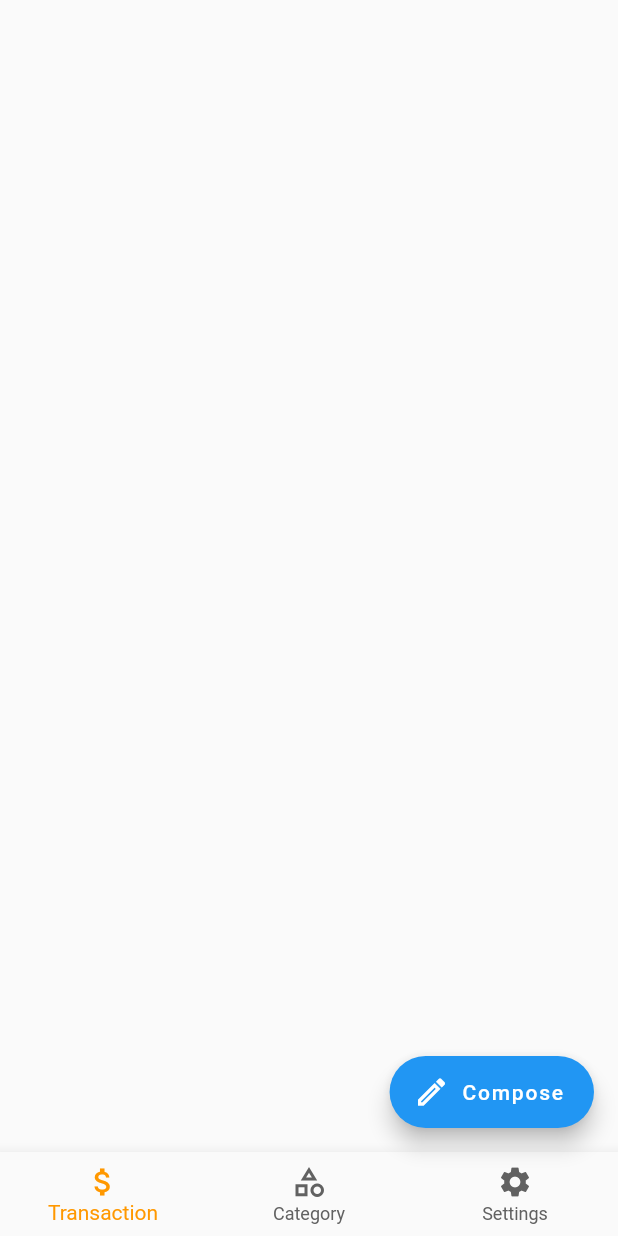
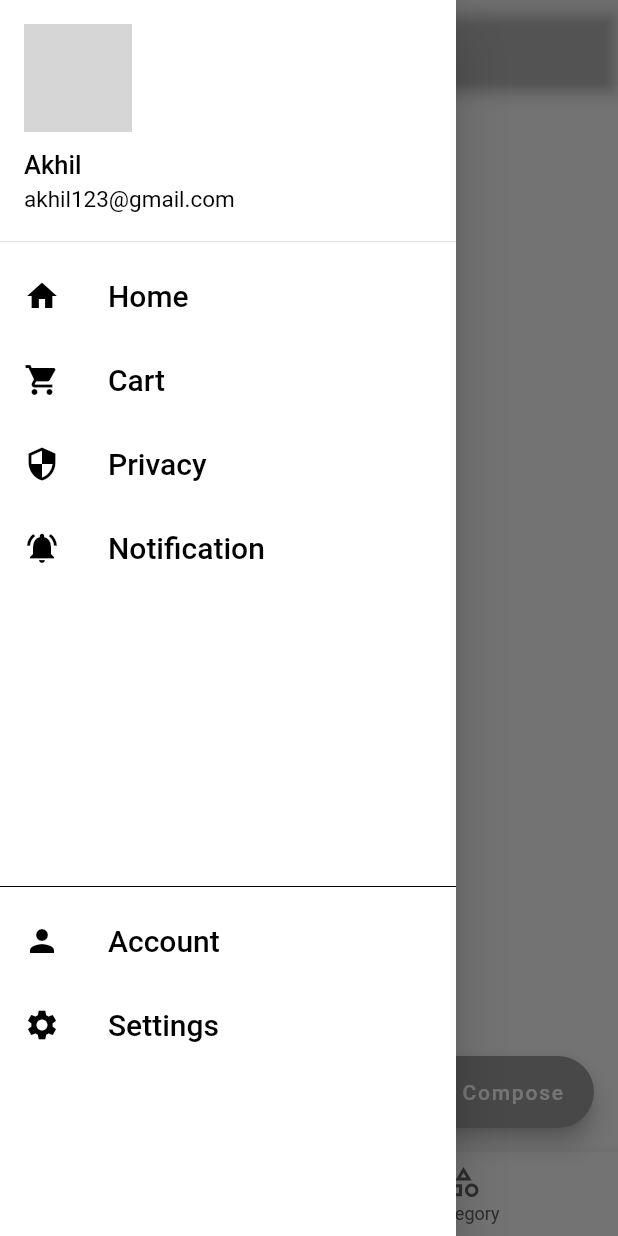
Before and after one commit to Akhil-ps-dev/complete_flutter_money_management_app, a Flutter app: the screen it shows after launch, with the side drawer open (before the commit the screen has no drawer), on a phone screen of 412 x 824 dp. Run offline on Flutter 3.47's test engine with Material 2 defaults, Android fonts, the phone set to English and light mode, and no system bars; our stand-ins replace flutter_slidable, hive, hive_flutter; accounts and stored records are empty; network calls fail; grey boxes are pictures that could not be loaded.

```diff
--- a/lib/bottomnavi/bottomnavi.dart
+++ b/lib/bottomnavi/bottomnavi.dart
@@ -7,13 +7,9 @@ class BottomNavigation extends StatefulWidget {
 }
 
 class _BottomNavigationState extends State<BottomNavigation> {
-
-
   @override
   Widget build(BuildContext context) {
-    return
-
-        ValueListenableBuilder(
+    return ValueListenableBuilder(
       valueListenable: ScreenHome.sletedIndexNotifier,
       builder: (BuildContext ctx, int updatedIndex, Widget? _) {
         return BottomNavigationBar(
@@ -37,11 +33,6 @@ class _BottomNavigationState extends State<BottomNavigation> {
                 ),
                 label: 'Category'),
 
-            BottomNavigationBarItem(
-                icon: Icon(
-                  Icons.settings,
-                ),
-                label: 'Settings'),
             // BottomNavigationBarItem(
             //     icon: Icon(
             //       Icons.search,
--- a/lib/pages/settings/settings_screen.dart
+++ /dev/null
@@ -1,11 +0,0 @@
-import 'package:flutter/material.dart';
-class SettingsScreen extends StatelessWidget {
-  const SettingsScreen({ Key? key }) : super(key: key);
-
-  @override
-  Widget build(BuildContext context) {
-    return Container(
-
-    );
-  }
-}
--- a/lib/pages/transaction/add_transation/screen_add_transaction.dart
+++ b/lib/pages/transaction/add_transation/screen_add_transaction.dart
@@ -31,6 +31,7 @@ class _ScreenAddTransactionState extends State<ScreenAddTransaction> {
   @override
   Widget build(BuildContext context) {
     return Scaffold(
+
       body: SafeArea(
           child: Padding(
         padding: const EdgeInsets.all(20.0),
--- /dev/null
+++ b/lib/widgets/drawer.dart
@@ -0,0 +1,123 @@
+import 'package:flutter/material.dart';
+
+class MyDrawer extends StatelessWidget {
+  const MyDrawer({Key? key}) : super(key: key);
+
+  @override
+  Widget build(BuildContext context) {
+     final imgUrl =
+        "https://encrypted-tbn0.gstatic.com/images?q=tbn:ANd9GcSQSxBSGRCIdRtH9iLLcqqrF2rkldsscdnnJpof42oX4jHIzB_2km7f1n_LOfZv39SCRYI&usqp=CAU";
+
+    return Drawer(
+      child: Container(
+        color: Colors.white,
+        child: ListView(
+          padding: EdgeInsets.zero,
+          children: [
+            DrawerHeader(
+              padding: EdgeInsets.zero,
+              child: UserAccountsDrawerHeader(
+                decoration: BoxDecoration(color: Colors.white),
+                margin: EdgeInsets.zero,
+                accountName: Text(
+                  "Akhil",
+                  style: TextStyle(fontSize: 17, color: Colors.black),
+                ),
+                accountEmail: Text(
+                  "akhil123@gmail.com",
+                  style: TextStyle(fontSize: 15, color: Colors.black),
+                ),
+                currentAccountPicture: CircleAvatar(
+                  backgroundImage: NetworkImage(imgUrl),
+                ),
+              ),
+            ),
+            ListTile(
+              //onTap: ,
+              leading: Icon(
+                Icons.home,
+                color: Colors.black,
+              ),
+              title: Title(
+                  color: Colors.black,
+                  child: Text(
+                    'Home',
+                    style: TextStyle(fontSize: 20, color: Colors.black),
+                  )),
+            ),
+            ListTile(
+              leading: Icon(
+                Icons.shopping_cart,
+                color: Colors.black,
+              ),
+              title: Title(
+                  color: Colors.black,
+                  child: Text(
+                    'Cart',
+                    style: TextStyle(fontSize: 20, color: Colors.black),
+                  )),
+            ),
+            ListTile(
+              leading: Icon(
+                Icons.security,
+                color: Colors.black,
+              ),
+              title: Title(
+                  color: Colors.white,
+                  child: Text(
+                    'Privacy',
+                    style: TextStyle(fontSize: 20, color: Colors.black),
+                  )),
+            ),
+            ListTile(
+              leading: Icon(
+                Icons.notifications_active,
+                color: Colors.black,
+              ),
+              title: Title(
+                  color: Colors.white,
+                  child: Text(
+                    'Notification',
+                    style: TextStyle(fontSize: 20, color: Colors.black),
+                  )),
+            ),
+//? break n
+            SizedBox(
+              height: 190,
+            ),
+            Divider(
+              color: Colors.black,
+            ),
+            ListTile(
+              leading: Icon(
+                Icons.person,
+                color: Colors.black,
+              ),
+              title: Title(
+                  color: Colors.white,
+                  child: Text(
+                    'Account',
+                    style: TextStyle(fontSize: 20, color: Colors.black),
+                  )),
+            ),
+            // SizedBox(
+            //   height: 120,
+            // ),
+            ListTile(
+              leading: Icon(
+                Icons.settings,
+                color: Colors.black,
+              ),
+              title: Title(
+                  color: Colors.white,
+                  child: Text(
+                    'Settings',
+                    style: TextStyle(fontSize: 20, color: Colors.black),
+                  )),
+            ),
+          ],
+        ),
+      ),
+    );
+  }
+}
--- a/lib/widgets/screen_home.dart
+++ b/lib/widgets/screen_home.dart
@@ -2,9 +2,9 @@ import 'package:flutter/material.dart';
 import 'package:flutter_money_magement_app/bottomnavi/bottomnavi.dart';
 import 'package:flutter_money_magement_app/pages/category/category_add_popup.dart';
 import 'package:flutter_money_magement_app/pages/category/category_screen.dart';
-import 'package:flutter_money_magement_app/pages/settings/settings_screen.dart';
 import 'package:flutter_money_magement_app/pages/transaction/add_transation/screen_add_transaction.dart';
 import 'package:flutter_money_magement_app/pages/transaction/add_transation/transaction_screen.dart';
+import 'package:flutter_money_magement_app/widgets/drawer.dart';
 
 class ScreenHome extends StatelessWidget {
   const ScreenHome({Key? key}) : super(key: key);
@@ -14,12 +14,21 @@ class ScreenHome extends StatelessWidget {
   final _pages = const [
     TransactionScreen(),
     CategoryScreen(),
-    SettingsScreen()
+
   ];
 
   @override
   Widget build(BuildContext context) {
     return Scaffold(
+      drawer: MyDrawer(),
+      appBar: AppBar(
+        backgroundColor: Colors.transparent,
+        title: Text(
+          'Investment Calculator',
+          style: TextStyle(color: Colors.black),
+        ),
+        centerTitle: true,
+      ),
       bottomNavigationBar: BottomNavigation(),
       body: SafeArea(
         child: ValueListenableBuilder(
@@ -31,6 +40,7 @@ class ScreenHome extends StatelessWidget {
       ),
       floatingActionButton: FloatingActionButton.extended(
         label: Text('Compose'),
+        backgroundColor: Colors.grey,
         onPressed: () {
           if (sletedIndexNotifier.value == 0) {
             Navigator.of(context).pushNamed(ScreenAddTransaction.routeName);
@@ -38,7 +48,10 @@ class ScreenHome extends StatelessWidget {
           } else
             showCategoryAddPopUp(context);
         },
-        icon: Icon(Icons.mode_edit_outlined),
+        icon: Icon(
+          Icons.mode_edit_outlined,
+          color: Colors.black,
+        ),
       ),
     );
   }
```
Also changed, not shown: images/background.png (deleted), images/brand1.png (deleted), images/curve.png (deleted), images/lines.png (deleted), pubspec.lock, 1 other file.
